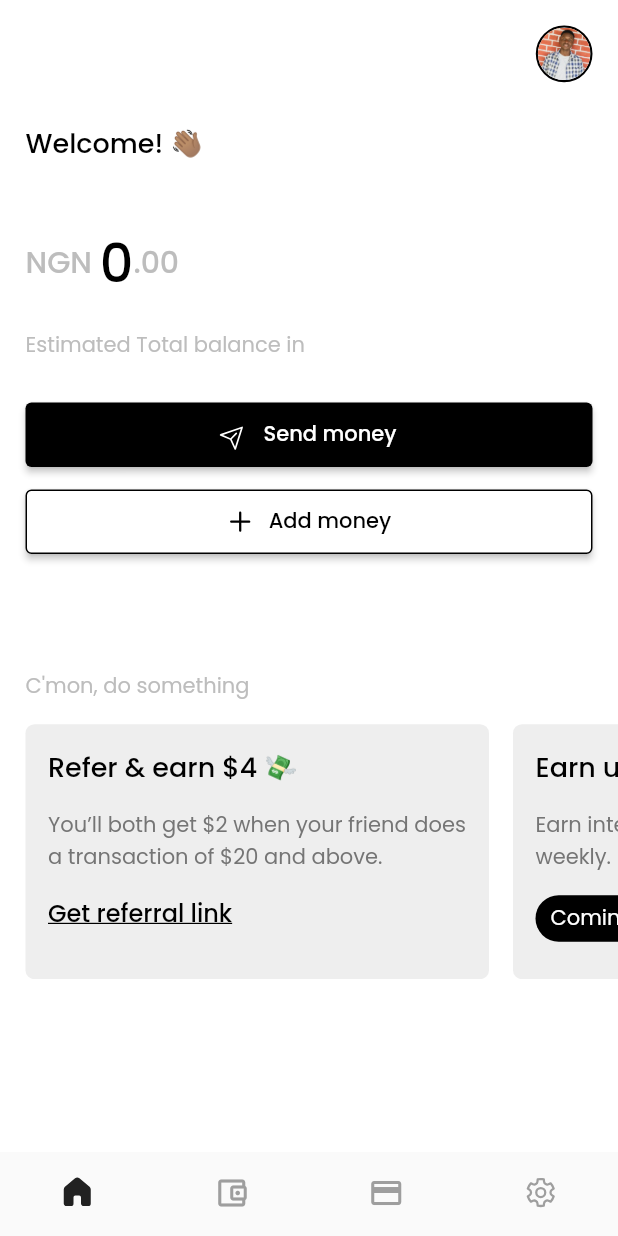
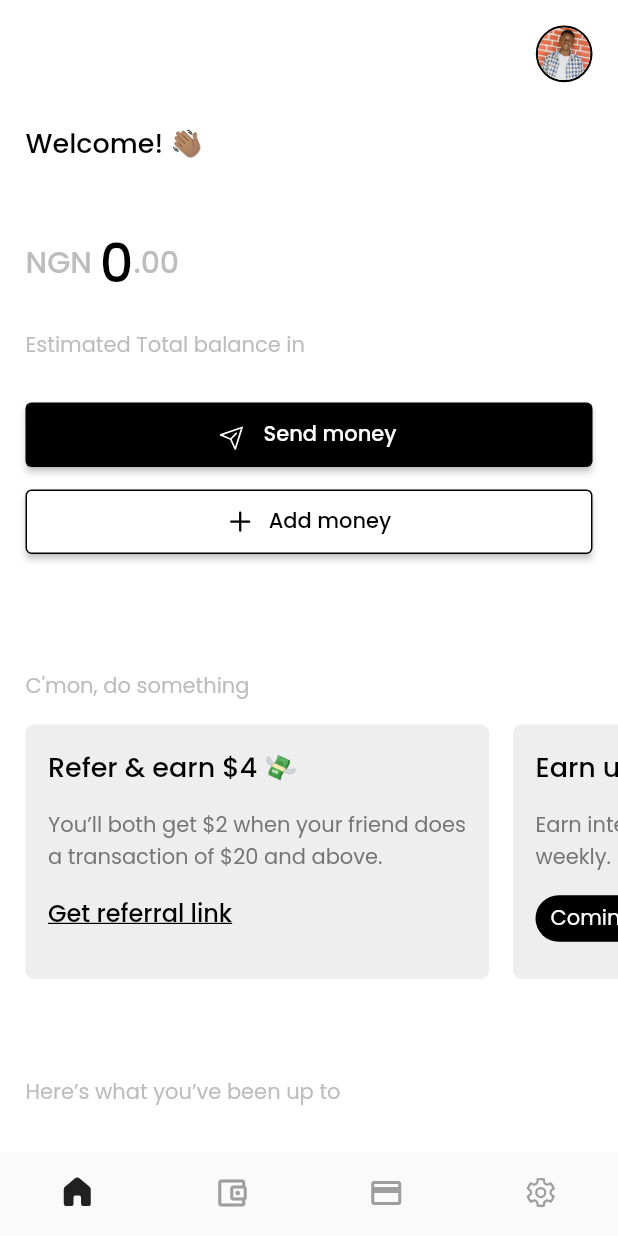
Before and after one commit to ProsperChihimba/coinprofile, a Flutter app: the screen it shows after launch, on a phone screen of 412 x 824 dp. Run offline on Flutter 3.47's test engine with Material 2 defaults, Android fonts, the phone set to English and light mode, and no system bars; our stand-ins replace fluentui_icons, gap, get, google_fonts.

Commit message:
Add: transactions headr in home page

```diff
--- a/lib/screens/home_screen.dart
+++ b/lib/screens/home_screen.dart
@@ -299,7 +299,19 @@ class _HomeScreenState extends State<HomeScreen> {
                 ),
               ],
             ),
-          )
+          ),
+          Gap(AppLayout.getHeight(65)),
+          Padding(
+            padding: EdgeInsets.symmetric(
+              horizontal: AppLayout.getWidth(17),
+            ),
+            child: Text(
+              "Here’s what you’ve been up to",
+              style: Styles.normalText.copyWith(
+                color: Colors.grey.shade400,
+              ),
+            ),
+          ),
         ],
       ),
     );
```
